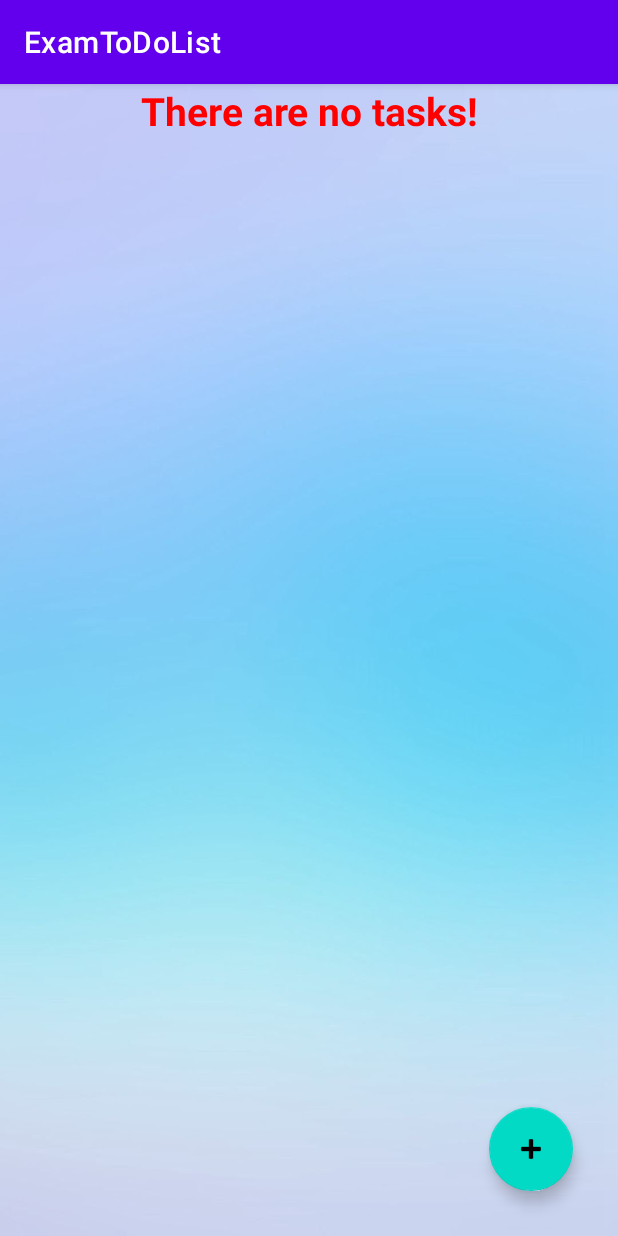
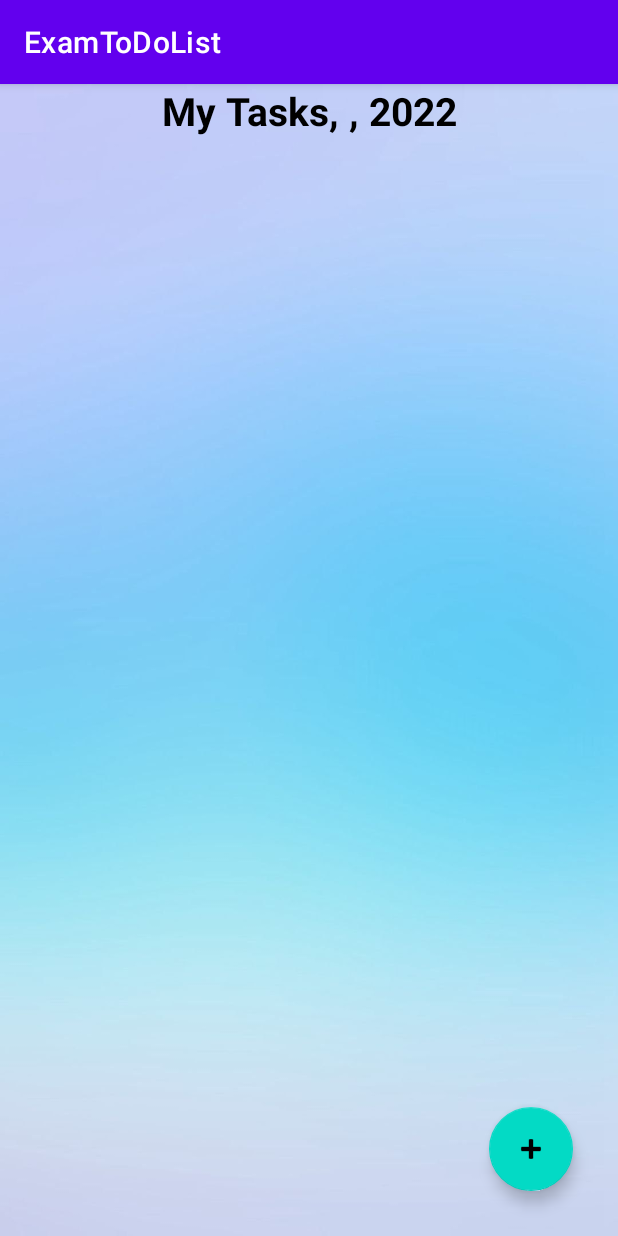
Before and after one commit to Mikolka09/ExamToDoList, an Android app: the screen it shows after launch (ListActivity), after a tap on "ENTER", on a phone screen of 412 x 824 dp. Run offline under Robolectric (Android 15) with nearby library versions, the phone set to English and light mode, and no system bars; 1 statement that could not run was skipped.

Commit message:
22.11.2022

```diff
--- a/app/src/main/java/com/example/examtodolist/ListActivity.java
+++ b/app/src/main/java/com/example/examtodolist/ListActivity.java
@@ -28,7 +28,9 @@ public class ListActivity extends AppCompatActivity {
     private ListView taskList;
     private TextView header;
     private int userId;
-    private  Bundle args;
+    private Bundle args;
+    private String name;
+    private int year;
 
     SimpleCursorAdapter arrayAdapter;
 
@@ -47,8 +49,8 @@ public class ListActivity extends AppCompatActivity {
 
         args = getIntent().getExtras();
         if (args != null) {
-            String name = args.get("name").toString();
-            int year = Integer.parseInt(args.get("year").toString());
+            name = args.get("name").toString();
+            year = Integer.parseInt(args.get("year").toString());
             userId = Integer.parseInt(args.get("userId").toString());
             int age = Calendar.getInstance().get(Calendar.YEAR) - year;
             header.setText("My Tasks, " + name.toUpperCase(Locale.ROOT) + ", " + age);
@@ -67,11 +69,6 @@ public class ListActivity extends AppCompatActivity {
         adapter = new DatabaseAdapterTask(this);
         adapterUser = new DatabaseAdapterUser(this);
         adapter.open();
-        if (adapter.getCountTask() == 0) {
-            header.setText("There are no tasks!");
-            header.setTextColor(Color.RED);
-            adapter.close();
-        } else {
         if (adapter.findUserTasks(userId).size() != 0) {
             Cursor tasks = adapter.cursorTasks(userId);
             String[] list = new String[]{DatabaseHelper.COLUMN_TEXT};
@@ -79,7 +76,6 @@ public class ListActivity extends AppCompatActivity {
                     tasks, list, new int[]{android.R.id.text1}, 0);
             taskList.setAdapter(arrayAdapter);
             adapter.close();
-            }
         }
     }
 
@@ -145,15 +141,14 @@ public class ListActivity extends AppCompatActivity {
     }
 
     @SuppressLint("SetTextI18n")
-    public void renameHeader(String name, int year){
+    public void renameHeader(String name, int year) {
         int age = Calendar.getInstance().get(Calendar.YEAR) - year;
         header.setText("My Tasks, " + name.toUpperCase(Locale.ROOT) + ", " + age);
     }
 
     public void deletedAllTasks(long id) {
-        List<Task> taskList;
         adapter.open();
-        taskList = adapter.findUserTasks(id);
+        List<Task> taskList = adapter.findUserTasks(id);
         for (Task ts : taskList) {
             adapter.delete(ts.getId());
         }
@@ -212,7 +207,6 @@ public class ListActivity extends AppCompatActivity {
     @Override
     public void onBackPressed() {
         super.onBackPressed();
-        args = null;
         this.finish();
     }
 }
```
Lines whose indentation alone changed are shown as unchanged.
